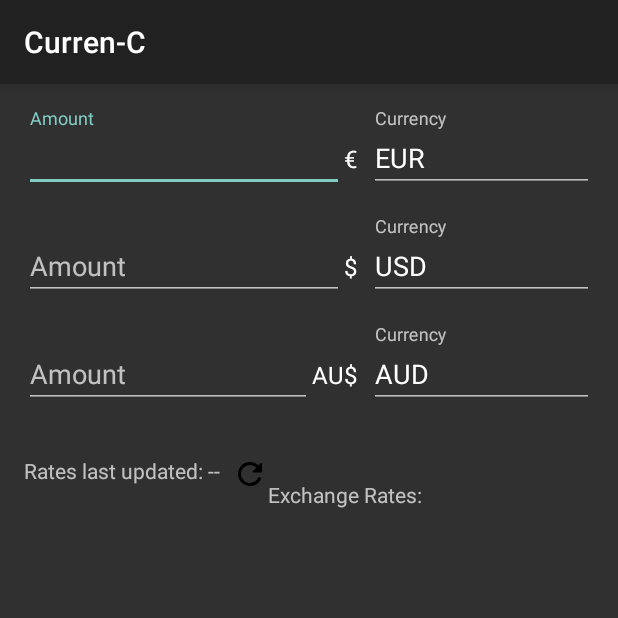
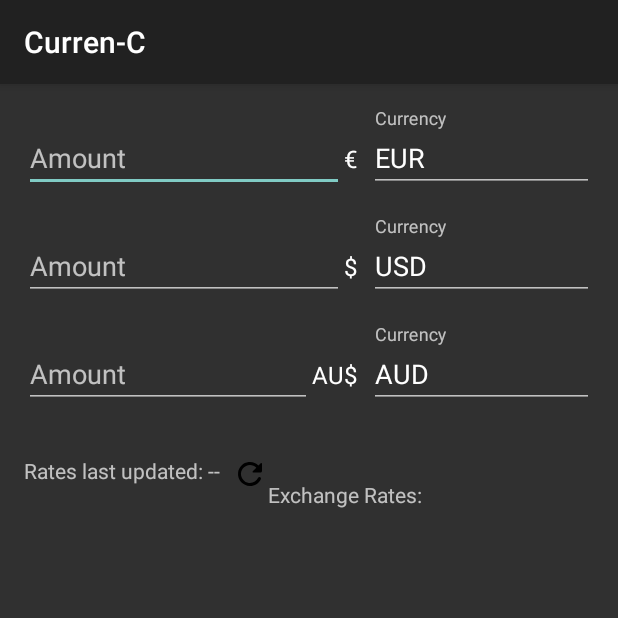
Before and after one commit to kall-tech/Curren-C, an Android app built with Jetpack Compose: the screen it shows after launch (MainActivity), on a phone screen of 412 x 824 dp, the top half of it. Run offline under Robolectric (Android 15) with nearby library versions, the phone set to English and light mode, and no system bars; our stand-ins replace Room's generated code; 1 statement that could not run was skipped.

Commit message:
Switched back textbox

```diff
--- a/app/src/main/res/layout/activity_main.xml
+++ b/app/src/main/res/layout/activity_main.xml
@@ -16,19 +16,13 @@
         app:layout_constraintEnd_toEndOf="parent"
         app:layout_constraintStart_toStartOf="parent">
 
-        <!-- Using TextInputLayout instead of EditText for a style test -->
-        <com.google.android.material.textfield.TextInputLayout
+        <EditText
+            android:id="@+id/amountEditText1"
             android:layout_width="0dp"
             android:layout_height="wrap_content"
             android:layout_weight="1"
-            android:hint="Amount">
-
-            <com.google.android.material.textfield.TextInputEditText
-                android:id="@+id/amountEditText1"
-                android:layout_width="match_parent"
-                android:layout_height="wrap_content"
-                android:inputType="numberDecimal" />
-        </com.google.android.material.textfield.TextInputLayout>
+            android:hint="Amount"
+            android:inputType="numberDecimal" />
 
         <TextView
             android:id="@+id/currencySymbolTextView1"
```
